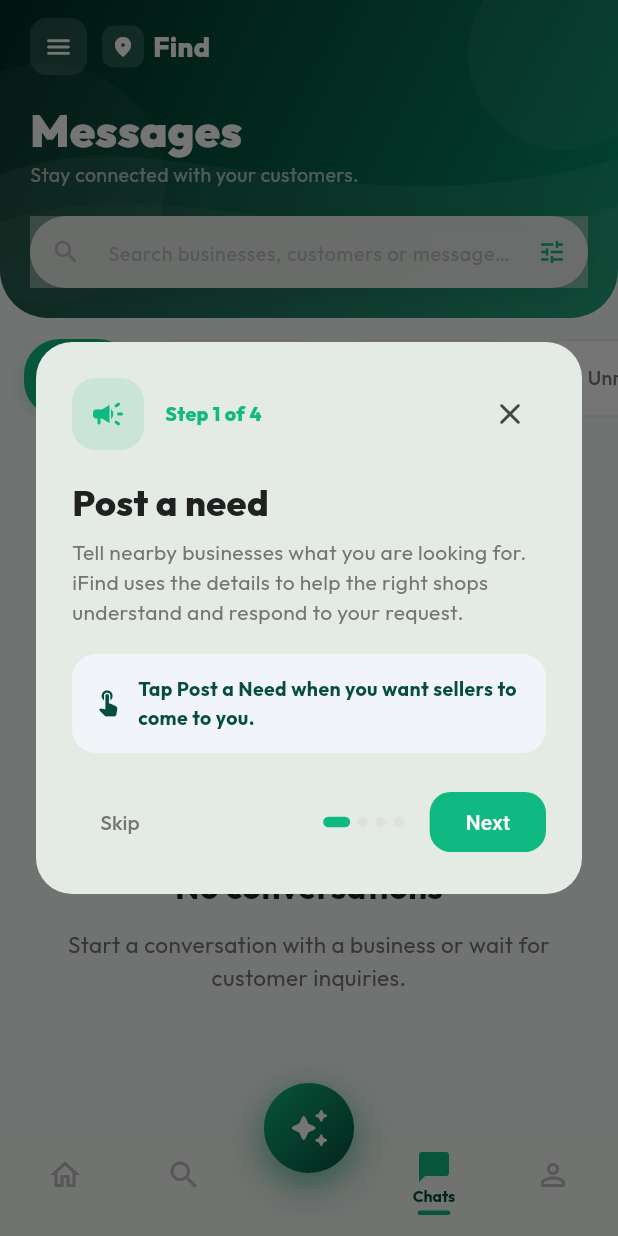
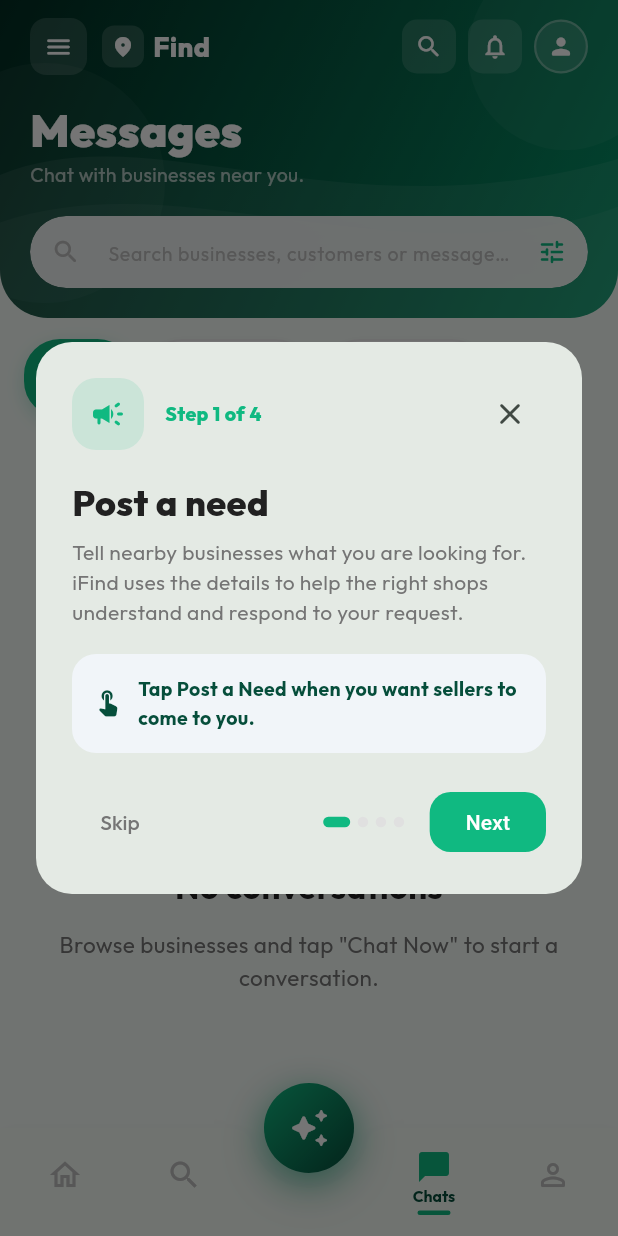
Before and after one commit to BusulwaJordan/iFind, a Flutter app: the ChatListScreen screen opened by its route, on a phone screen of 412 x 824 dp. Run offline on Flutter 3.47's test engine with Material 3 defaults, Android fonts, the phone set to English and light mode, and no system bars; drawn by our look-alikes of flutter_animate; our stand-ins replace app_links, badges, cached_network_image, chewie, dartz, equatable and 19 more; missing offline and left inert: video_compress; accounts and stored records are empty; generated files the repository leaves out were written again; network calls fail.

Commit message:
feat: role-aware chat UI, realtime business sync, fix duplicate home buttons
- Chat list screen: role-based subtitle, filter tabs (customers see All/Unread/Archived only), rounded search bar, real unreadCount filter
- Business provider: Supabase Realtime subscription so new shops appear on customer screens instantly
- Home screen: removed duplicate Post a Need and Launch Shop buttons

Co-Authored-By: Claude Sonnet 4.6 <noreply@anthropic.com>

```diff
--- a/lib/features/chat/presentation/screens/chat_list_screen.dart
+++ b/lib/features/chat/presentation/screens/chat_list_screen.dart
@@ -1,4 +1,3 @@
-import 'dart:async';
 import 'dart:math' as math;
 
 import 'package:flutter/material.dart';
@@ -13,13 +12,15 @@ import 'package:ifind/core/widgets/app_toast.dart';
 import 'package:ifind/core/widgets/error_retry_widget.dart';
 import 'package:ifind/core/widgets/ifind_loader.dart';
 import 'package:ifind/core/widgets/empty_state_widget.dart';
+import 'package:ifind/features/auth/domain/entities/user.dart';
+import 'package:ifind/features/auth/presentation/providers/auth_provider.dart';
 import 'package:ifind/features/chat/presentation/providers/chat_provider.dart';
 import 'package:ifind/features/chat/domain/entities/chat.dart';
 import 'package:ifind/core/widgets/app_drawer.dart';
 import 'package:ifind/features/notifications/utils/notification_preview_formatter.dart';
 import 'package:timeago/timeago.dart' as timeago;
 
-enum _ChatFilter { all, customers, businesses, unread }
+enum _ChatFilter { all, customers, businesses, unread, archived }
 
 class ChatListScreen extends ConsumerStatefulWidget {
   const ChatListScreen({super.key});
@@ -32,48 +33,39 @@ class _ChatListScreenState extends ConsumerState<ChatListScreen> {
   _ChatFilter _filter = _ChatFilter.all;
   final _searchController = TextEditingController();
   String _searchQuery = '';
-  Timer? _pollTimer;
-
-  @override
-  void initState() {
-    super.initState();
-    // No realtime channel for chats/messages yet (messagesStreamProvider
-    // itself just polls) — periodically refetch so a message that arrived
-    // from another party while this screen is open updates the unread
-    // badge/tab without the user having to pull-to-refresh.
-    _pollTimer = Timer.periodic(const Duration(seconds: 6), (_) {
-      if (mounted) ref.invalidate(myChatsProvider);
-    });
-  }
 
   @override
   void dispose() {
-    _pollTimer?.cancel();
     _searchController.dispose();
     super.dispose();
   }
 
-  List<Chat> _applyFilter(List<Chat> chats) {
+  List<Chat> _applyFilter(List<Chat> chats, bool isBusinessOwner) {
     var list = chats;
     if (_searchQuery.isNotEmpty) {
       final q = _searchQuery.toLowerCase();
       list = list.where((c) {
-        final name =
-            (c.businessName ?? c.customerName ?? c.partnerBusinessName ?? '')
-                .toLowerCase();
+        final name = (c.businessName ?? c.customerName ?? c.partnerBusinessName ?? '').toLowerCase();
         final msg = (c.lastMessage ?? '').toLowerCase();
         return name.contains(q) || msg.contains(q);
       }).toList();
     }
     switch (_filter) {
       case _ChatFilter.customers:
-        // A plain customer has no business of their own, so
-        // otherPartyBusinessId is null — see Chat.otherPartyBusinessId.
-        return list.where((c) => c.otherPartyBusinessId == null).toList();
+        // Business owners: customer inquiries (B2C chats where they are the business)
+        return list.where((c) => !c.isB2B && c.businessId != null).toList();
       case _ChatFilter.businesses:
-        return list.where((c) => c.otherPartyBusinessId != null).toList();
+        if (isBusinessOwner) {
+          // Business owners: B2B chats with other businesses
+          return list.where((c) => c.isB2B).toList();
+        } else {
+          // Customers: all chats with shops
+          return list.where((c) => c.businessId != null).toList();
+        }
       case _ChatFilter.unread:
         return list.where((c) => c.unreadCount > 0).toList();
+      case _ChatFilter.archived:
+        return [];
       case _ChatFilter.all:
         return list;
     }
@@ -82,6 +74,8 @@ class _ChatListScreenState extends ConsumerState<ChatListScreen> {
   @override
   Widget build(BuildContext context) {
     final chatsAsync = ref.watch(myChatsProvider);
+    final currentUser = ref.watch(currentUserProvider);
+    final isBusinessOwner = currentUser?.role == UserRole.businessOwner;
     final topPad = MediaQuery.of(context).padding.top;
 
     return AnnotatedRegion<SystemUiOverlayStyle>(
@@ -99,29 +93,33 @@ class _ChatListScreenState extends ConsumerState<ChatListScreen> {
               searchQuery: _searchQuery,
               onSearchChanged: (v) => setState(() => _searchQuery = v),
               onRefresh: () => ref.refresh(myChatsProvider),
+              isBusinessOwner: isBusinessOwner,
             ),
 
             // ── Category chips ─────────────────────────────────────────────
             _CategoryChips(
               selected: _filter,
               onSelected: (f) => setState(() => _filter = f),
+              isBusinessOwner: isBusinessOwner,
             ),
 
             // ── List ───────────────────────────────────────────────────────
             Expanded(
               child: chatsAsync.when(
-                loading: () => const Center(child: IFindLoaderInline(size: 60)),
+                loading: () =>
+                    const Center(child: IFindLoaderInline(size: 60)),
                 error: (e, _) => ErrorRetryWidget(
                   message: friendlyError(e),
                   onRetry: () => ref.invalidate(myChatsProvider),
                 ),
                 data: (chats) {
-                  final filtered = _applyFilter(chats);
+                  final filtered = _applyFilter(chats, isBusinessOwner);
                   if (filtered.isEmpty) {
-                    return const EmptyStateWidget(
+                    return EmptyStateWidget(
                       title: 'No conversations',
-                      message:
-                          'Start a conversation with a business or wait for customer inquiries.',
+                      message: isBusinessOwner
+                          ? 'Wait for customer inquiries or start a B2B conversation.'
+                          : 'Browse businesses and tap "Chat Now" to start a conversation.',
                       icon: Icons.forum_rounded,
                     );
                   }
@@ -129,18 +127,18 @@ class _ChatListScreenState extends ConsumerState<ChatListScreen> {
                     color: AppColors.primaryGreen,
                     onRefresh: () async => ref.refresh(myChatsProvider),
                     child: ListView.builder(
-                      padding: EdgeInsets.fromLTRB(16, 8, 16,
-                          MediaQuery.of(context).padding.bottom + 100),
+                      padding: EdgeInsets.fromLTRB(
+                          16, 8, 16, MediaQuery.of(context).padding.bottom + 100),
                       itemCount: filtered.length,
                       itemBuilder: (context, i) => _ChatCard(
                         chat: filtered[i],
                         index: i,
                         // TODO: back these with real fields on Chat once
-                        // available (pinned flag, typing presence) — wiring
-                        // is in place below, just pass the live values here
-                        // instead of these defaults.
+                        // available (pinned flag, unread counter, typing
+                        // presence) — wiring is in place below, just pass
+                        // the live values here instead of these defaults.
                         isPinned: false,
-                        unreadCount: filtered[i].unreadCount,
+                        unreadCount: 0,
                         isTyping: false,
                         onDelete: () async {
                           final chat = filtered[i];
@@ -215,12 +213,9 @@ class _WavePainter extends CustomPainter {
     final path = Path();
     path.moveTo(0, size.height * 0.55);
     path.cubicTo(
-      size.width * 0.25,
-      size.height * 0.35,
-      size.width * 0.55,
-      size.height * 0.75,
-      size.width,
-      size.height * 0.50,
+      size.width * 0.25, size.height * 0.35,
+      size.width * 0.55, size.height * 0.75,
+      size.width, size.height * 0.50,
     );
     path.lineTo(size.width, size.height);
     path.lineTo(0, size.height);
@@ -233,12 +228,9 @@ class _WavePainter extends CustomPainter {
     final path2 = Path();
     path2.moveTo(0, size.height * 0.70);
     path2.cubicTo(
-      size.width * 0.30,
-      size.height * 0.50,
-      size.width * 0.65,
-      size.height * 0.90,
-      size.width,
-      size.height * 0.65,
+      size.width * 0.30, size.height * 0.50,
+      size.width * 0.65, size.height * 0.90,
+      size.width, size.height * 0.65,
     );
     path2.lineTo(size.width, size.height);
     path2.lineTo(0, size.height);
@@ -258,6 +250,7 @@ class _WaveHeader extends StatelessWidget {
   final String searchQuery;
   final ValueChanged<String> onSearchChanged;
   final VoidCallback onRefresh;
+  final bool isBusinessOwner;
 
   const _WaveHeader({
     required this.topPad,
@@ -266,6 +259,7 @@ class _WaveHeader extends StatelessWidget {
     required this.searchQuery,
     required this.onSearchChanged,
     required this.onRefresh,
+    required this.isBusinessOwner,
   });
 
   @override
@@ -357,6 +351,30 @@ class _WaveHeader extends StatelessWidget {
                                     fontWeight: FontWeight.w800)),
                           ],
                         ),
+                        const Spacer(),
+                        _HeaderIconBtn(
+                          icon: Icons.search_rounded,
+                          onTap: () {},
+                        ),
+                        const SizedBox(width: 8),
+                        _HeaderIconBtn(
+                          icon: Icons.notifications_outlined,
+                          onTap: () {},
+                        ),
+                        const SizedBox(width: 8),
+                        Container(
+                          width: 36,
+                          height: 36,
+                          decoration: BoxDecoration(
+                            color: Colors.white.withValues(alpha: 0.14),
+                            shape: BoxShape.circle,
+                            border: Border.all(
+                                color: Colors.white.withValues(alpha: 0.3),
+                                width: 1.5),
+                          ),
+                          child: const Icon(Icons.person_rounded,
+                              color: Colors.white, size: 18),
+                        ),
                       ],
                     ).animate().fadeIn(duration: 400.ms),
 
@@ -373,24 +391,21 @@ class _WaveHeader extends StatelessWidget {
                         .fadeIn(delay: 80.ms, duration: 400.ms)
                         .slideX(begin: -0.06),
                     const SizedBox(height: 4),
-                    chatsAsync
-                        .when(
-                          data: (chats) => Text(
-                            'Stay connected with your customers.',
+                    Text(
+                      isBusinessOwner
+                          ? 'Stay connected with your customers.'
+                          : 'Chat with businesses near you.',
                       style: GoogleFonts.outfit(
                           color: Colors.white.withValues(alpha: 0.65),
                           fontSize: 13),
-                          ),
-                          loading: () => const SizedBox.shrink(),
-                          error: (_, __) => const SizedBox.shrink(),
-                        )
-                        .animate()
-                        .fadeIn(delay: 140.ms),
+                    ).animate().fadeIn(delay: 140.ms),
 
                     const SizedBox(height: 18),
 
                     // Search bar
-                    Container(
+                    ClipRRect(
+                      borderRadius: BorderRadius.circular(24),
+                      child: Container(
                         height: 48,
                         decoration: BoxDecoration(
                           color: Colors.white.withValues(alpha: 0.92),
@@ -417,8 +432,13 @@ class _WaveHeader extends StatelessWidget {
                             suffixIcon: const Icon(Icons.tune_rounded,
                                 color: AppColors.primaryGreen, size: 20),
                             border: InputBorder.none,
+                            enabledBorder: InputBorder.none,
+                            focusedBorder: InputBorder.none,
+                            filled: true,
+                            fillColor: Colors.transparent,
                             contentPadding:
                                 const EdgeInsets.symmetric(vertical: 14),
+                          ),
                         ),
                       ),
                     ).animate().fadeIn(delay: 200.ms, duration: 400.ms),
@@ -433,40 +453,82 @@ class _WaveHeader extends StatelessWidget {
   }
 }
 
+class _HeaderIconBtn extends StatelessWidget {
+  final IconData icon;
+  final VoidCallback onTap;
+  const _HeaderIconBtn({required this.icon, required this.onTap});
+
+  @override
+  Widget build(BuildContext context) {
+    return GestureDetector(
+      onTap: onTap,
+      child: Stack(
+        clipBehavior: Clip.none,
+        children: [
+          Container(
+            width: 36,
+            height: 36,
+            decoration: BoxDecoration(
+              color: Colors.white.withValues(alpha: 0.14),
+              borderRadius: BorderRadius.circular(10),
+            ),
+            child: Icon(icon, color: Colors.white, size: 19),
+          ),
+        ],
+      ),
+    );
+  }
+}
+
 // ── Category chips ─────────────────────────────────────────────────────────
 class _CategoryChips extends StatelessWidget {
   final _ChatFilter selected;
   final ValueChanged<_ChatFilter> onSelected;
+  final bool isBusinessOwner;
 
-  const _CategoryChips({required this.selected, required this.onSelected});
+  const _CategoryChips({
+    required this.selected,
+    required this.onSelected,
+    required this.isBusinessOwner,
+  });
 
-  static const _items = [
+  @override
+  Widget build(BuildContext context) {
+    final items = isBusinessOwner
+        ? const [
             (_ChatFilter.all, Icons.all_inclusive_rounded, 'All'),
             (_ChatFilter.customers, Icons.person_outline_rounded, 'Customers'),
             (_ChatFilter.businesses, Icons.storefront_outlined, 'Businesses'),
             (_ChatFilter.unread, Icons.mark_chat_unread_outlined, 'Unread'),
+            (_ChatFilter.archived, Icons.archive_outlined, 'Archived'),
+          ]
+        : const [
+            (_ChatFilter.all, Icons.all_inclusive_rounded, 'All'),
+            (_ChatFilter.unread, Icons.mark_chat_unread_outlined, 'Unread'),
+            (_ChatFilter.archived, Icons.archive_outlined, 'Archived'),
           ];
 
-  @override
-  Widget build(BuildContext context) {
     return Container(
       height: 52,
       margin: const EdgeInsets.only(top: 14),
       child: ListView.separated(
         padding: const EdgeInsets.symmetric(horizontal: 16),
         scrollDirection: Axis.horizontal,
-        itemCount: _items.length,
+        itemCount: items.length,
         separatorBuilder: (_, __) => const SizedBox(width: 8),
         itemBuilder: (context, i) {
-          final (filter, icon, label) = _items[i];
+          final (filter, icon, label) = items[i];
           final isSelected = selected == filter;
           return GestureDetector(
             onTap: () => onSelected(filter),
             child: AnimatedContainer(
               duration: const Duration(milliseconds: 200),
-              padding: const EdgeInsets.symmetric(horizontal: 16, vertical: 10),
+              padding:
+                  const EdgeInsets.symmetric(horizontal: 16, vertical: 10),
               decoration: BoxDecoration(
-                color: isSelected ? AppColors.primaryGreen : Colors.white,
+                color: isSelected
+                    ? AppColors.primaryGreen
+                    : Colors.white,
                 borderRadius: BorderRadius.circular(24),
                 border: Border.all(
                   color: isSelected
@@ -477,7 +539,8 @@ class _CategoryChips extends StatelessWidget {
                 boxShadow: isSelected
                     ? [
                         BoxShadow(
-                          color: AppColors.primaryGreen.withValues(alpha: 0.25),
+                          color: AppColors.primaryGreen
+                              .withValues(alpha: 0.25),
                           blurRadius: 10,
                           offset: const Offset(0, 4),
                         )
@@ -495,15 +558,18 @@ class _CategoryChips extends StatelessWidget {
                 children: [
                   Icon(icon,
                       size: 15,
-                      color: isSelected ? Colors.white : Colors.grey[500]),
+                      color:
+                          isSelected ? Colors.white : Colors.grey[500]),
                   const SizedBox(width: 6),
                   Text(
                     label,
                     style: GoogleFonts.outfit(
                       fontSize: 13,
-                      fontWeight:
-                          isSelected ? FontWeight.w700 : FontWeight.w500,
-                      color: isSelected ? Colors.white : Colors.grey[600],
+                      fontWeight: isSelected
+                          ? FontWeight.w700
+                          : FontWeight.w500,
+                      color:
+                          isSelected ? Colors.white : Colors.grey[600],
                     ),
                   ),
                   if (filter == _ChatFilter.unread) ...[
@@ -512,7 +578,9 @@ class _CategoryChips extends StatelessWidget {
                       width: 6,
                       height: 6,
                       decoration: BoxDecoration(
-                        color: isSelected ? Colors.white : Colors.redAccent,
+                        color: isSelected
+                            ? Colors.white
+                            : Colors.redAccent,
                         shape: BoxShape.circle,
                       ),
                     ),
@@ -529,6 +597,7 @@ class _CategoryChips extends StatelessWidget {
 
 // ── Chat card ────────────────────────────────────────────────────────────────
 class _ChatCard extends ConsumerWidget {
+
   final Chat chat;
   final int index;
   final VoidCallback onDelete;
@@ -556,7 +625,7 @@ class _ChatCard extends ConsumerWidget {
         : (chat.businessLogoUrl ?? chat.customerAvatarUrl);
     final initials =
         displayName.isNotEmpty ? displayName[0].toUpperCase() : 'B';
-    final isBusiness = chat.otherPartyBusinessId != null;
+    final isBusiness = chat.businessId != null || isB2B;
     final preview = _previewMessage(chat.lastMessage);
 
     // Deterministic accent color per chat
@@ -567,8 +636,7 @@ class _ChatCard extends ConsumerWidget {
       const Color(0xFFF59E0B),
       const Color(0xFF8B5CF6),
     ];
-    final accent = accentColors[
-        math.Random(chat.id.hashCode).nextInt(accentColors.length)];
+    final accent = accentColors[math.Random(chat.id.hashCode).nextInt(accentColors.length)];
 
     return Dismissible(
       key: Key('chat_${chat.id}'),
@@ -626,7 +694,8 @@ class _ChatCard extends ConsumerWidget {
                       decoration: BoxDecoration(
                         shape: BoxShape.circle,
                         border: Border.all(
-                            color: accent.withValues(alpha: 0.25), width: 2),
+                            color: accent.withValues(alpha: 0.25),
+                            width: 2),
                       ),
                       child: displayLogo != null
                           ? ClipOval(
@@ -648,7 +717,8 @@ class _ChatCard extends ConsumerWidget {
                         decoration: BoxDecoration(
                           color: const Color(0xFF22C55E),
                           shape: BoxShape.circle,
-                          border: Border.all(color: Colors.white, width: 2),
+                          border:
+                              Border.all(color: Colors.white, width: 2),
                         ),
                       ),
                     ),
@@ -662,7 +732,8 @@ class _ChatCard extends ConsumerWidget {
                           decoration: BoxDecoration(
                             color: AppColors.primaryGreen,
                             shape: BoxShape.circle,
-                            border: Border.all(color: Colors.white, width: 2),
+                            border:
+                                Border.all(color: Colors.white, width: 2),
                           ),
                           child: const Icon(Icons.push_pin_rounded,
                               color: Colors.white, size: 9),
@@ -695,8 +766,10 @@ class _ChatCard extends ConsumerWidget {
                                 ),
                                 if (isBusiness) ...[
                                   const SizedBox(width: 4),
-                                  const Icon(Icons.verified_rounded,
-                                      color: AppColors.primaryGreen, size: 15),
+                                  const Icon(
+                                      Icons.verified_rounded,
+                                      color: AppColors.primaryGreen,
+                                      size: 15),
                                 ],
                                 if (isB2B) ...[
                                   const SizedBox(width: 6),
@@ -706,7 +779,8 @@ class _ChatCard extends ConsumerWidget {
                                     decoration: BoxDecoration(
                                       color: AppColors.primaryGreen
                                           .withValues(alpha: 0.10),
-                                      borderRadius: BorderRadius.circular(6),
+                                      borderRadius:
+                                          BorderRadius.circular(6),
                                     ),
                                     child: Text('B2B',
                                         style: GoogleFonts.outfit(
@@ -725,20 +799,8 @@ class _ChatCard extends ConsumerWidget {
                               timeago.format(chat.lastMessageAt!,
                                   locale: 'en_short'),
                               style: GoogleFonts.outfit(
-                                  fontSize: 11, color: Colors.grey[400]),
-                            ),
-                          const SizedBox(width: 8),
-                          GestureDetector(
-                            onTap: onDelete,
-                            child: Container(
-                              padding: const EdgeInsets.all(6),
-                              decoration: BoxDecoration(
-                                color: Colors.red.withValues(alpha: 0.08),
-                                borderRadius: BorderRadius.circular(8),
-                              ),
-                              child: const Icon(Icons.delete_outline_rounded,
-                                  color: Colors.redAccent, size: 16),
-                            ),
+                                  fontSize: 11,
+                                  color: Colors.grey[400]),
                             ),
                         ],
                       ),
@@ -753,7 +815,8 @@ class _ChatCard extends ConsumerWidget {
                                           style: GoogleFonts.outfit(
                                               fontSize: 13,
                                               fontWeight: FontWeight.w600,
-                                              color: AppColors.primaryGreen)),
+                                              color:
+                                                  AppColors.primaryGreen)),
                                       const SizedBox(width: 6),
                                       const _TypingDots(),
                                     ],
@@ -774,7 +837,8 @@ class _ChatCard extends ConsumerWidget {
                             Container(
                               padding: const EdgeInsets.symmetric(
                                   horizontal: 6, vertical: 2),
-                              constraints: const BoxConstraints(minWidth: 20),
+                              constraints:
+                                  const BoxConstraints(minWidth: 20),
                               decoration: const BoxDecoration(
                                 color: Colors.redAccent,
                                 shape: BoxShape.circle,
@@ -866,8 +930,7 @@ class _TypingDotsState extends State<_TypingDots>
             mainAxisAlignment: MainAxisAlignment.spaceBetween,
             children: List.generate(3, (i) {
               final t = (_controller.value - (i * 0.2)) % 1.0;
-              final scale =
-                  0.5 + 0.5 * (1 - (t - 0.5).abs() * 2).clamp(0.0, 1.0);
+              final scale = 0.5 + 0.5 * (1 - (t - 0.5).abs() * 2).clamp(0.0, 1.0);
               return Transform.scale(
                 scale: scale,
                 child: Container(
```
Also changed, not shown: lib/features/business/presentation/providers/business_provider.dart (+30 -1 lines), lib/features/home/presentation/screens/home_screen.dart (+0 -7 lines). Lines whose indentation alone changed are shown as unchanged.
